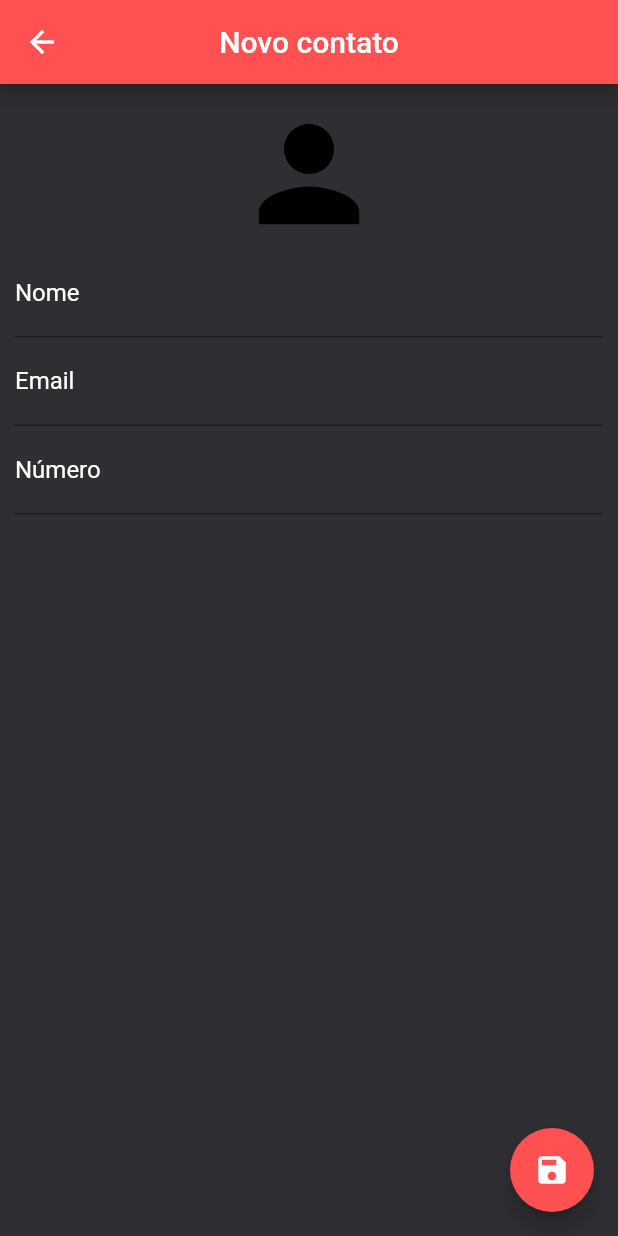
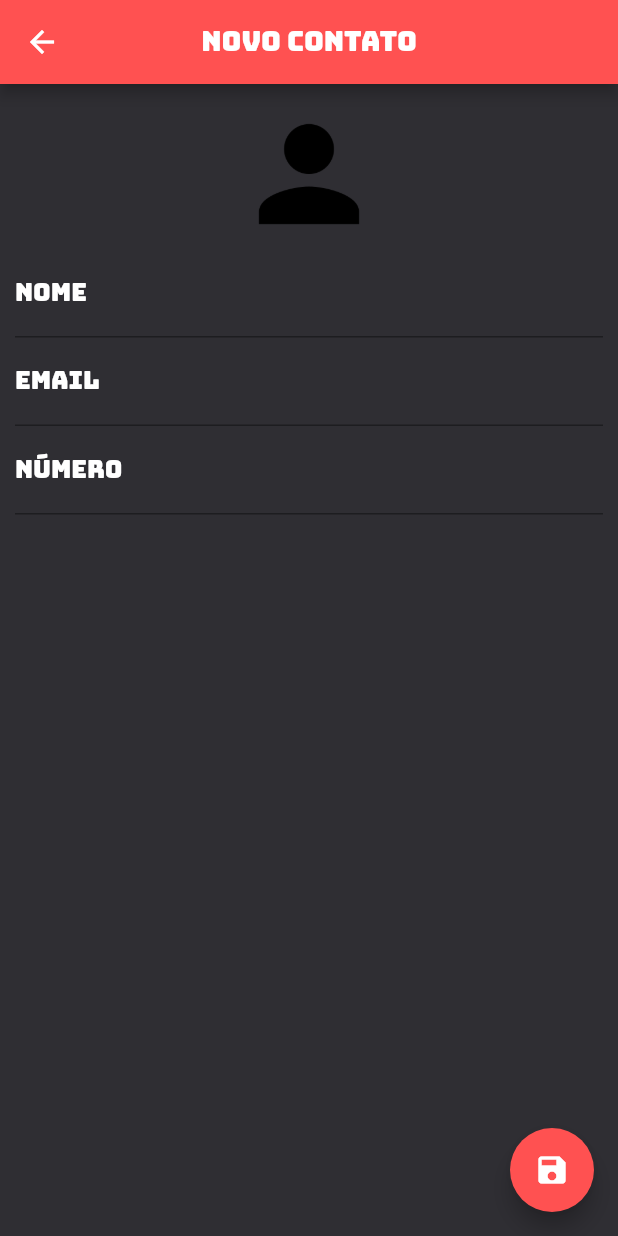
Before and after one commit to victor-gonn/Aplicativo-de-agenda-Contatos, a Flutter app: the screen it shows after launch, after a tap on the "add" icon, on a phone screen of 412 x 824 dp. Run offline on Flutter 3.47's test engine with Material 2 defaults, Android fonts, the phone set to English and light mode, and no system bars; our stand-ins replace image_picker, sqflite; accounts and stored records are empty.

Commit message:
feat font Bungee

```diff
--- a/lib/UI/CadastroPage.dart
+++ b/lib/UI/CadastroPage.dart
@@ -81,7 +81,8 @@ class _ContactPageState extends State<ContactPage> {
                 TextField(
                   controller: _nameController,
                   focusNode: _nameFocus,
-                  decoration: InputDecoration(labelText: "Nome"),
+                  decoration: InputDecoration(labelText: "Nome",
+                  labelStyle: TextStyle(fontFamily: 'Bungee', color: Colors.white)),
                   onChanged: ((text) {
                     _userEdited = true;
                     setState(() {
@@ -91,7 +92,8 @@ class _ContactPageState extends State<ContactPage> {
                 ),
                 TextField(
                   controller: _emailController,
-                  decoration: InputDecoration(labelText: "Email"),
+                  decoration: InputDecoration(labelText: "Email",
+                  labelStyle: TextStyle(fontFamily: 'Bungee', color: Colors.white)),
                   keyboardType: TextInputType.emailAddress,
                   onChanged: ((text) {
                     _userEdited = true;
@@ -102,7 +104,7 @@ class _ContactPageState extends State<ContactPage> {
                 TextField(
                   controller: _phoneController,
                   decoration: InputDecoration(
-                    labelText: "Número",
+                    labelText: "Número", labelStyle: TextStyle(fontFamily: 'Bungee', color: Colors.white),
                   ),
                   keyboardType: TextInputType.phone,
                   onChanged: ((text) {
--- a/lib/main.dart
+++ b/lib/main.dart
@@ -13,19 +13,33 @@ void main() {
     theme: ThemeData(
         textTheme: TextTheme(
           headline1: TextStyle(
-              fontSize: 21, fontWeight: FontWeight.w500, color: Colors.white),
+              fontSize: 21,  color: Colors.white, fontFamily: 'Bungee'
+              ),
           headline2: TextStyle(
-              fontSize: 17, fontWeight: FontWeight.w400, color: Colors.white),
+              fontSize: 17,   color: Colors.white,
+              fontFamily: 'Bungee'
+              ),
+          headline3: TextStyle(
+            fontFamily: 'Bungee', fontSize: 18
+            )
         ),
         inputDecorationTheme: InputDecorationTheme(
           labelStyle: TextStyle(color: Colors.white),
         ),
         bottomSheetTheme: BottomSheetThemeData(backgroundColor: Color.fromARGB(255, 47, 46, 51)),
+        //
         primaryColor: Color.fromARGB(202, 106, 139, 167),
+        //
         scaffoldBackgroundColor: Color.fromARGB(255, 47, 46, 51),
-        appBarTheme: AppBarTheme(color: Color.fromARGB(255, 255, 81, 81)),
+        //
+        appBarTheme: AppBarTheme(color: Color.fromARGB(255, 255, 81, 81),
+         titleTextStyle: TextStyle(fontFamily: 'Bungee', fontSize: 18) ),
+        //
         floatingActionButtonTheme: FloatingActionButtonThemeData(
-            backgroundColor: Color.fromARGB(255, 255, 81, 81)),
-        cardTheme: CardTheme(color: Color.fromARGB(206, 93, 96, 105))),
+            backgroundColor: Color.fromARGB(255, 255, 81, 81)
+            ),
+        cardTheme: CardTheme(color: Color.fromARGB(206, 93, 96, 105)
+        )
+        ),
   ));
 }
```
Also changed, not shown: lib/UI/HomePage.dart (+4 -4 lines), pubspec.yaml (+6 -4 lines), assets/fonts/Bungee-Regular.ttf (added).
